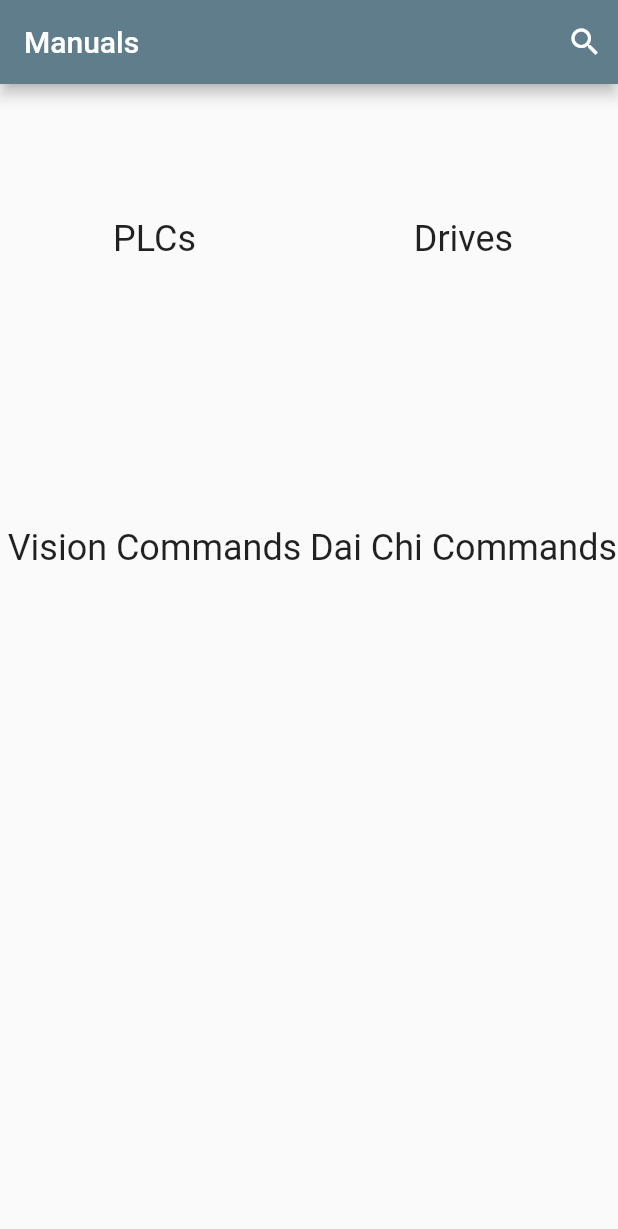
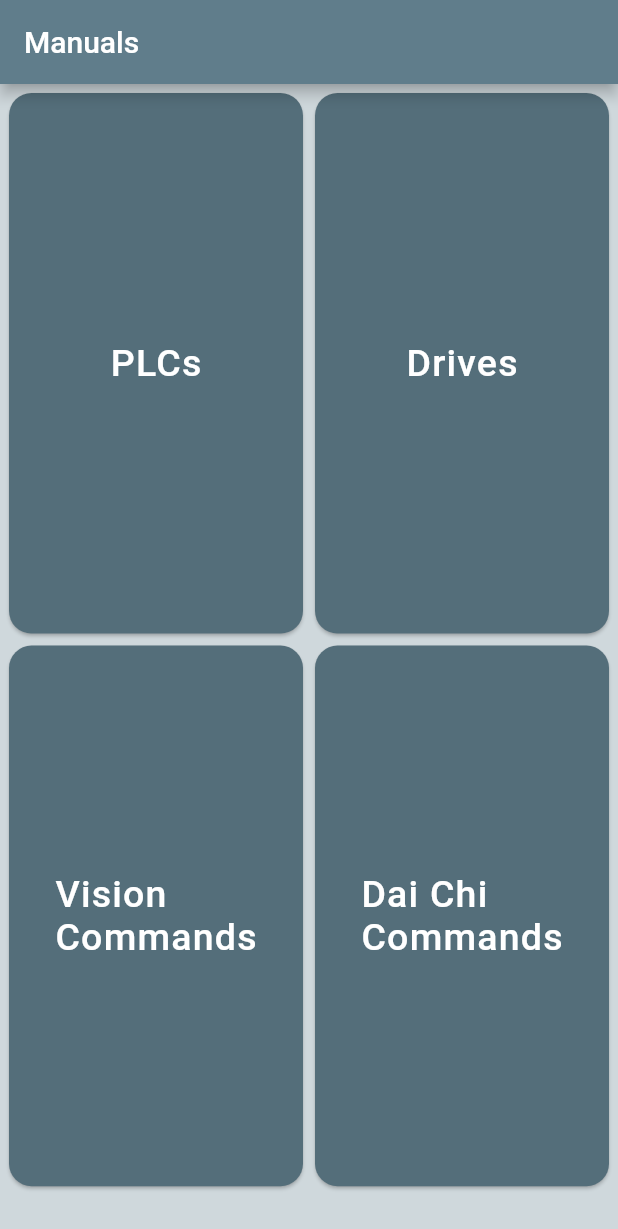
Before and after one commit to RashminDungrani/flutter-Drive-App, a Flutter app: the screen it shows after launch, on a phone screen of 412 x 824 dp. Shown: the top 1229 px of the screen. Run offline on Flutter 3.47's test engine with Material 2 defaults, Android fonts, the phone set to English and light mode, and no system bars; our stand-ins replace cloud_firestore, file_picker, firebase_storage, open_file, progress_dialog; accounts and stored records are empty.

Commit message:
minor changes

```diff
--- a/mahindra_app/lib/main.dart
+++ b/mahindra_app/lib/main.dart
@@ -19,38 +19,15 @@ class MyApp extends StatelessWidget {
 // );
 
         MaterialApp(
-      title: 'Manuals',
+      title: 'mahindra_app',
       theme: ThemeData(
           primarySwatch: Colors.blueGrey,
           pageTransitionsTheme: PageTransitionsTheme(builders: {
             TargetPlatform.android: CupertinoPageTransitionsBuilder(),
             TargetPlatform.iOS: CupertinoPageTransitionsBuilder(),
           })),
-      home: MyHomePage(),
+      home: HomeScreen(),
       debugShowCheckedModeBanner: false,
     );
   }
 }
-
-class MyHomePage extends StatefulWidget {
-  @override
-  _MyHomePageState createState() => _MyHomePageState();
-}
-
-class _MyHomePageState extends State<MyHomePage> {
-  @override
-  Widget build(BuildContext context) {
-    return Scaffold(
-      appBar: AppBar(
-        title: Text('Manuals'),
-        actions: <Widget>[
-          Padding(
-            padding: const EdgeInsets.only(right: 10.0),
-            child: Icon(Icons.search),
-          )
-        ],
-      ),
-      body: HomeScreen(),
-    );
-  }
-}
--- a/mahindra_app/lib/screens/homeScreen.dart
+++ b/mahindra_app/lib/screens/homeScreen.dart
@@ -13,19 +13,56 @@ class _HomeScreenState extends State<HomeScreen> {
     "Vision Commands",
     "Dai Chi Commands",
   ];
+  List<String> _manualsList1 = [
+    "PLCs",
+    "Drives",
+    "Vision\nCommands",
+    "Dai Chi\nCommands",
+  ];
+
   @override
   Widget build(BuildContext context) {
+    var size = MediaQuery.of(context).size;
+
+    /*24 is for notification bar on Android*/
+    final double itemHeight = (size.height - kToolbarHeight - 24) / 2;
+    final double itemWidth = size.width / 2;
+
     return Scaffold(
+        appBar: AppBar(
+          title: Text('Manuals'),
+          actions: <Widget>[
+            // Padding(
+            //   padding: const EdgeInsets.only(right: 10.0),
+            //   child: Icon(Icons.search),
+            // )
+          ],
+        ),
+        backgroundColor: Colors.blueGrey[100],
         body: Container(
+          child: Padding(
+            padding: const EdgeInsets.all(2.0),
             child: GridView.count(
               crossAxisCount: 2,
+              childAspectRatio: (itemWidth / itemHeight),
+              controller: new ScrollController(keepScrollOffset: false),
+              shrinkWrap: true,
               children: List.generate(_manualsList.length, (index) {
-          return Scaffold(
-            body: InkWell(
+                return InkWell(
+                    child: Card(
+                      shape: RoundedRectangleBorder(
+                        borderRadius: BorderRadius.circular(15.0),
+                      ),
+                      color: Colors.blueGrey[600],
                       child: Center(
                         child: Text(
-                    ('${_manualsList[index]}'),
-                    style: Theme.of(context).textTheme.headline,
+                          ('${_manualsList1[index]}'),
+                          style: TextStyle(
+                              color: Colors.white,
+                              fontSize: 25.0,
+                              fontWeight: FontWeight.w500,
+                              letterSpacing: 0.8),
+                        ),
                       ),
                     ),
                     onTap: () {
@@ -44,10 +81,10 @@ class _HomeScreenState extends State<HomeScreen> {
                           // ),
                         ),
                       );
+                    });
               }),
-          );
-        }),
-      )),
-    );
+            ),
+          ),
+        ));
   }
 }
```
Also changed, not shown: mahindra_app/lib/screens/insideDir.dart (+132 -46 lines). Lines whose indentation alone changed are shown as unchanged.
